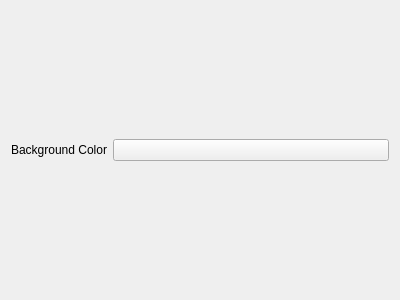
The window that configpagesecond.ui (darthtenebrus/kqsnake) describes before a commit, drawn with Qt 5.
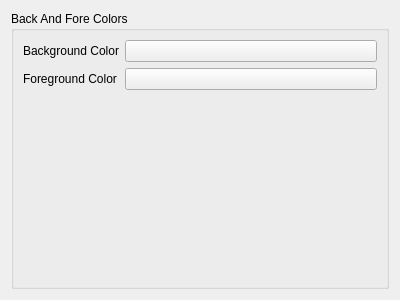
The same window after the commit. Custom widgets are drawn as their Qt base class.

```diff
--- a/configpagesecond.ui
+++ b/configpagesecond.ui
@@ -10,13 +10,22 @@
     <height>300</height>
    </rect>
   </property>
+  <property name="sizePolicy">
+   <sizepolicy hsizetype="Preferred" vsizetype="Ignored">
+    <horstretch>0</horstretch>
+    <verstretch>0</verstretch>
+   </sizepolicy>
+  </property>
   <property name="windowTitle">
    <string notr="true">ConfigPageSecond</string>
   </property>
+  <layout class="QVBoxLayout" name="verticalLayout">
+   <item>
+    <widget class="QGroupBox" name="groupBox">
+     <property name="title">
+      <string>Back And Fore Colors</string>
+     </property>
   <layout class="QFormLayout" name="formLayout">
-   <property name="formAlignment">
-    <set>Qt::AlignLeading|Qt::AlignLeft|Qt::AlignVCenter</set>
-   </property>
    <item row="0" column="0">
     <widget class="QLabel" name="label">
      <property name="text">
@@ -26,6 +35,19 @@
    </item>
    <item row="0" column="1">
     <widget class="KColorButton" name="kcfg_backcolor"/>
+      </item>
+      <item row="1" column="0">
+       <widget class="QLabel" name="label_2">
+        <property name="text">
+         <string>Foreground Color</string>
+        </property>
+       </widget>
+      </item>
+      <item row="1" column="1">
+       <widget class="KColorButton" name="kcfg_forecolor"/>
+      </item>
+     </layout>
+    </widget>
    </item>
   </layout>
  </widget>
```
Lines whose indentation alone changed are shown as unchanged.
